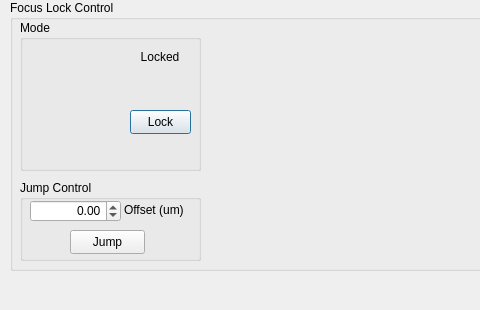
Before: the Qt Designer form hal4000/qtdesigner/dualfocuslock.ui in ZhuangLab/storm-control, drawn with Qt 5; both pictures show x 0 to 480 and y 0 to 310 of the 811 by 310 pixel window.
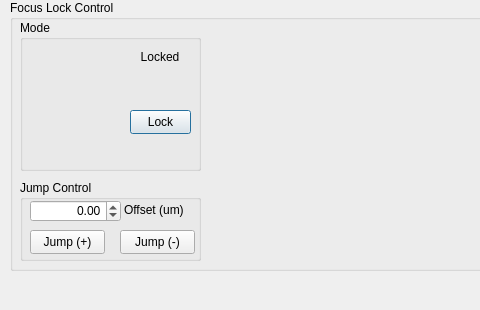
After: the same form once the commit is applied.

What changed in the file:
```diff
--- a/hal4000/qtdesigner/dualfocuslock.ui
+++ b/hal4000/qtdesigner/dualfocuslock.ui
@@ -120,19 +120,6 @@
       <string>Offset (um)</string>
      </property>
     </widget>
-    <widget class="QPushButton" name="jumpButton">
-     <property name="geometry">
-      <rect>
-       <x>50</x>
-       <y>50</y>
-       <width>75</width>
-       <height>24</height>
-      </rect>
-     </property>
-     <property name="text">
-      <string>Jump</string>
-     </property>
-    </widget>
     <widget class="QDoubleSpinBox" name="jumpSpinBox">
      <property name="geometry">
       <rect>
@@ -155,6 +142,32 @@
       <double>0.010000000000000</double>
      </property>
     </widget>
+    <widget class="QPushButton" name="jumpPButton">
+     <property name="geometry">
+      <rect>
+       <x>10</x>
+       <y>50</y>
+       <width>75</width>
+       <height>24</height>
+      </rect>
+     </property>
+     <property name="text">
+      <string>Jump (+)</string>
+     </property>
+    </widget>
+    <widget class="QPushButton" name="jumpNButton">
+     <property name="geometry">
+      <rect>
+       <x>100</x>
+       <y>50</y>
+       <width>75</width>
+       <height>24</height>
+      </rect>
+     </property>
+     <property name="text">
+      <string>Jump (-)</string>
+     </property>
+    </widget>
    </widget>
    <widget class="QWidget" name="lockDisplay1Widget" native="true">
     <property name="geometry">
```
